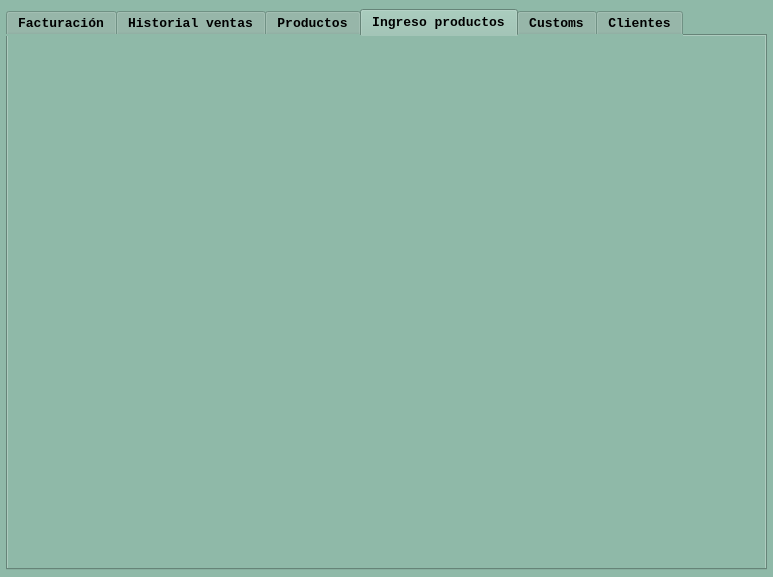
Above: Ventas.ui from san13660/bd-proyecto-2 before the change. Below: the same form after it.
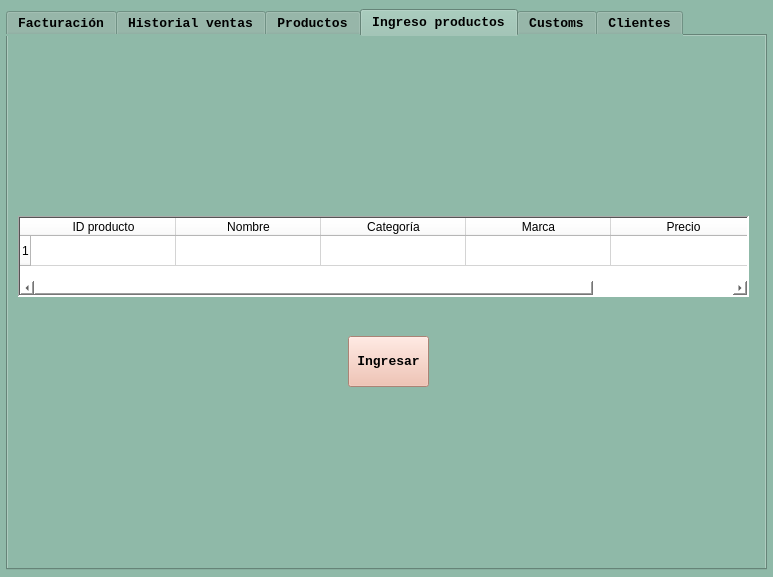
That is the form after the change. The open tabs and pages were chosen to show the change.

```diff
--- a/Ventas.ui
+++ b/Ventas.ui
@@ -990,6 +990,102 @@
      <attribute name="title">
       <string>Ingreso productos</string>
      </attribute>
+     <widget class="QTableWidget" name="tw_ingresoproductos_ingreso">
+      <property name="geometry">
+       <rect>
+        <x>10</x>
+        <y>180</y>
+        <width>731</width>
+        <height>81</height>
+       </rect>
+      </property>
+      <property name="font">
+       <font>
+        <family>Courier New</family>
+        <pointsize>10</pointsize>
+       </font>
+      </property>
+      <property name="styleSheet">
+       <string notr="true">background-color: rgb(255, 255, 255);</string>
+      </property>
+      <property name="frameShape">
+       <enum>QFrame::WinPanel</enum>
+      </property>
+      <property name="frameShadow">
+       <enum>QFrame::Sunken</enum>
+      </property>
+      <property name="lineWidth">
+       <number>1</number>
+      </property>
+      <property name="midLineWidth">
+       <number>0</number>
+      </property>
+      <property name="verticalScrollBarPolicy">
+       <enum>Qt::ScrollBarAlwaysOff</enum>
+      </property>
+      <property name="editTriggers">
+       <set>QAbstractItemView::AllEditTriggers</set>
+      </property>
+      <property name="rowCount">
+       <number>1</number>
+      </property>
+      <property name="columnCount">
+       <number>5</number>
+      </property>
+      <attribute name="horizontalHeaderDefaultSectionSize">
+       <number>145</number>
+      </attribute>
+      <row/>
+      <column>
+       <property name="text">
+        <string>ID producto</string>
+       </property>
+      </column>
+      <column>
+       <property name="text">
+        <string>Nombre</string>
+       </property>
+      </column>
+      <column>
+       <property name="text">
+        <string>Categoría</string>
+       </property>
+      </column>
+      <column>
+       <property name="text">
+        <string>Marca</string>
+       </property>
+      </column>
+      <column>
+       <property name="text">
+        <string>Precio</string>
+       </property>
+      </column>
+     </widget>
+     <widget class="QPushButton" name="pb_ingresoproductos_ingresar">
+      <property name="geometry">
+       <rect>
+        <x>340</x>
+        <y>300</y>
+        <width>81</width>
+        <height>51</height>
+       </rect>
+      </property>
+      <property name="font">
+       <font>
+        <family>Courier New</family>
+        <pointsize>10</pointsize>
+        <weight>75</weight>
+        <bold>true</bold>
+       </font>
+      </property>
+      <property name="styleSheet">
+       <string notr="true">background-color: rgb(240, 183, 164);</string>
+      </property>
+      <property name="text">
+       <string>Ingresar</string>
+      </property>
+     </widget>
     </widget>
     <widget class="QWidget" name="tabCustoms">
      <attribute name="title">
```
Left out of the diff: 10 changed lines with no effect on the pictures.
